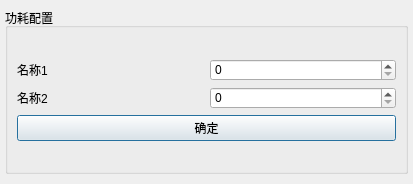
Before: the Qt Designer form models/SwitchPowerConfig/SwitchPowerConfig.ui in Shogpe/bmsTool, drawn with Qt 5.
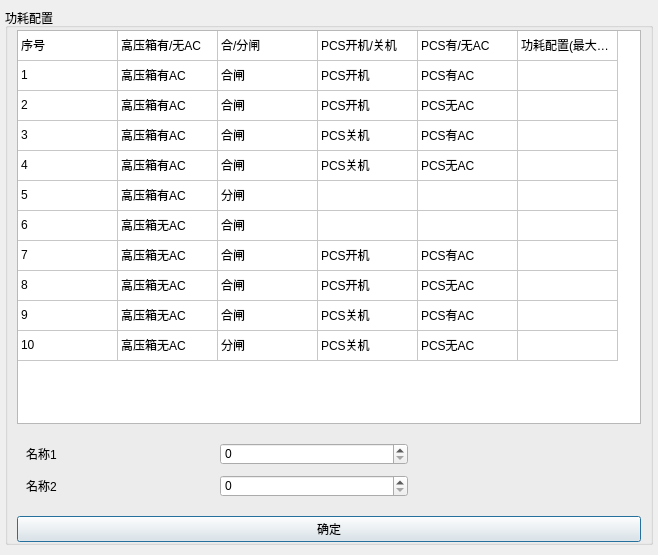
After: the same form once the commit is applied.

```diff
--- a/models/SwitchPowerConfig/SwitchPowerConfig.ui
+++ b/models/SwitchPowerConfig/SwitchPowerConfig.ui
@@ -9,8 +9,8 @@
    <rect>
     <x>0</x>
     <y>0</y>
-    <width>413</width>
-    <height>184</height>
+    <width>658</width>
+    <height>555</height>
    </rect>
   </property>
   <property name="sizePolicy">
@@ -109,6 +109,384 @@
             <number>9</number>
            </property>
            <item>
+            <widget class="QTableWidget" name="tableWidget">
+             <property name="rowCount">
+              <number>11</number>
+             </property>
+             <property name="columnCount">
+              <number>6</number>
+             </property>
+             <attribute name="horizontalHeaderVisible">
+              <bool>false</bool>
+             </attribute>
+             <attribute name="verticalHeaderVisible">
+              <bool>false</bool>
+             </attribute>
+             <row/>
+             <row/>
+             <row/>
+             <row/>
+             <row/>
+             <row/>
+             <row/>
+             <row/>
+             <row/>
+             <row/>
+             <row/>
+             <column/>
+             <column/>
+             <column/>
+             <column/>
+             <column/>
+             <column/>
+             <item row="0" column="0">
+              <property name="text">
+               <string>序号</string>
+              </property>
+             </item>
+             <item row="0" column="1">
+              <property name="text">
+               <string>高压箱有/无AC</string>
+              </property>
+             </item>
+             <item row="0" column="2">
+              <property name="text">
+               <string>合/分闸</string>
+              </property>
+             </item>
+             <item row="0" column="3">
+              <property name="text">
+               <string>PCS开机/关机</string>
+              </property>
+             </item>
+             <item row="0" column="4">
+              <property name="text">
+               <string>PCS有/无AC</string>
+              </property>
+             </item>
+             <item row="0" column="5">
+              <property name="text">
+               <string>功耗配置(最大254)</string>
+              </property>
+             </item>
+             <item row="1" column="0">
+              <property name="text">
+               <string>1</string>
+              </property>
+             </item>
+             <item row="1" column="1">
+              <property name="text">
+               <string>高压箱有AC</string>
+              </property>
+             </item>
+             <item row="1" column="2">
+              <property name="text">
+               <string>合闸</string>
+              </property>
+             </item>
+             <item row="1" column="3">
+              <property name="text">
+               <string>PCS开机</string>
+              </property>
+             </item>
+             <item row="1" column="4">
+              <property name="text">
+               <string>PCS有AC</string>
+              </property>
+             </item>
+             <item row="1" column="5">
+              <property name="text">
+               <string/>
+              </property>
+             </item>
+             <item row="2" column="0">
+              <property name="text">
+               <string>2</string>
+              </property>
+             </item>
+             <item row="2" column="1">
+              <property name="text">
+               <string>高压箱有AC</string>
+              </property>
+             </item>
+             <item row="2" column="2">
+              <property name="text">
+               <string>合闸</string>
+              </property>
+             </item>
+             <item row="2" column="3">
+              <property name="text">
+               <string>PCS开机</string>
+              </property>
+             </item>
+             <item row="2" column="4">
+              <property name="text">
+               <string>PCS无AC</string>
+              </property>
+             </item>
+             <item row="2" column="5">
+              <property name="text">
+               <string/>
+              </property>
+             </item>
+             <item row="3" column="0">
+              <property name="text">
+               <string>3</string>
+              </property>
+             </item>
+             <item row="3" column="1">
+              <property name="text">
+               <string>高压箱有AC</string>
+              </property>
+             </item>
+             <item row="3" column="2">
+              <property name="text">
+               <string>合闸</string>
+              </property>
+             </item>
+             <item row="3" column="3">
+              <property name="text">
+               <string>PCS关机</string>
+              </property>
+             </item>
+             <item row="3" column="4">
+              <property name="text">
+               <string>PCS有AC</string>
+              </property>
+             </item>
+             <item row="3" column="5">
+              <property name="text">
+               <string/>
+              </property>
+             </item>
+             <item row="4" column="0">
+              <property name="text">
+               <string>4</string>
+              </property>
+             </item>
+             <item row="4" column="1">
+              <property name="text">
+               <string>高压箱有AC</string>
+              </property>
+             </item>
+             <item row="4" column="2">
+              <property name="text">
+               <string>合闸</string>
+              </property>
+             </item>
+             <item row="4" column="3">
+              <property name="text">
+               <string>PCS关机</string>
+              </property>
+             </item>
+             <item row="4" column="4">
+              <property name="text">
+               <string>PCS无AC</string>
+              </property>
+             </item>
+             <item row="4" column="5">
+              <property name="text">
+               <string/>
+              </property>
+             </item>
+             <item row="5" column="0">
+              <property name="text">
+               <string>5</string>
+              </property>
+             </item>
+             <item row="5" column="1">
+              <property name="text">
+               <string>高压箱有AC</string>
+              </property>
+             </item>
+             <item row="5" column="2">
+              <property name="text">
+               <string>分闸</string>
+              </property>
+             </item>
+             <item row="5" column="3">
+              <property name="text">
+               <string/>
+              </property>
+             </item>
+             <item row="5" column="4">
+              <property name="text">
+               <string/>
+              </property>
+             </item>
+             <item row="5" column="5">
+              <property name="text">
+               <string/>
+              </property>
+             </item>
+             <item row="6" column="0">
+              <property name="text">
+               <string>6</string>
+              </property>
+             </item>
+             <item row="6" column="1">
+              <property name="text">
+               <string>高压箱无AC</string>
+              </property>
+             </item>
+             <item row="6" column="2">
+              <property name="text">
+               <string>合闸</string>
+              </property>
+             </item>
+             <item row="6" column="3">
+              <property name="text">
+               <string/>
+              </property>
+             </item>
+             <item row="6" column="4">
+              <property name="text">
+               <string/>
+              </property>
+             </item>
+             <item row="6" column="5">
+              <property name="text">
+               <string/>
+              </property>
+             </item>
+             <item row="7" column="0">
+              <property name="text">
+               <string>7</string>
+              </property>
+             </item>
+             <item row="7" column="1">
+              <property name="text">
+               <string>高压箱无AC</string>
+              </property>
+             </item>
+             <item row="7" column="2">
+              <property name="text">
+               <string>合闸</string>
+              </property>
+             </item>
+             <item row="7" column="3">
+              <property name="text">
+               <string>PCS开机</string>
+              </property>
+             </item>
+             <item row="7" column="4">
+              <property name="text">
+               <string>PCS有AC</string>
+              </property>
+             </item>
+             <item row="7" column="5">
+              <property name="text">
+               <string/>
+              </property>
+             </item>
+             <item row="8" column="0">
+              <property name="text">
+               <string>8</string>
+              </property>
+             </item>
+             <item row="8" column="1">
+              <property name="text">
+               <string>高压箱无AC</string>
+              </property>
+             </item>
+             <item row="8" column="2">
+              <property name="text">
+               <string>合闸</string>
+              </property>
+             </item>
+             <item row="8" column="3">
+              <property name="text">
+               <string>PCS开机</string>
+              </property>
+             </item>
+             <item row="8" column="4">
+              <property name="text">
+               <string>PCS无AC</string>
+              </property>
+             </item>
+             <item row="8" column="5">
+              <property name="text">
+               <string/>
+              </property>
+             </item>
+             <item row="9" column="0">
+              <property name="text">
+               <string>9</string>
+              </property>
+             </item>
+             <item row="9" column="1">
+              <property name="text">
+               <string>高压箱无AC</string>
+              </property>
+             </item>
+             <item row="9" column="2">
+              <property name="text">
+               <string>合闸</string>
+              </property>
+             </item>
+             <item row="9" column="3">
+              <property name="text">
+               <string>PCS关机</string>
+              </property>
+             </item>
+             <item row="9" column="4">
+              <property name="text">
+               <string>PCS有AC</string>
+              </property>
+             </item>
+             <item row="9" column="5">
+              <property name="text">
+               <string/>
+              </property>
+             </item>
+             <item row="10" column="0">
+              <property name="text">
+               <string>10</string>
+              </property>
+             </item>
+             <item row="10" column="1">
+              <property name="text">
+               <string>高压箱无AC</string>
+              </property>
+             </item>
+             <item row="10" column="2">
+              <property name="text">
+               <string>分闸</string>
+              </property>
+             </item>
+             <item row="10" column="3">
+              <property name="text">
+               <string>PCS关机</string>
+              </property>
+             </item>
+             <item row="10" column="4">
+              <property name="text">
+               <string>PCS无AC</string>
+              </property>
+             </item>
+             <item row="10" column="5">
+              <property name="text">
+               <string/>
+              </property>
+             </item>
+            </widget>
+           </item>
+           <item>
+            <widget class="QWidget" name="widget" native="true">
+             <property name="minimumSize">
+              <size>
+               <width>400</width>
+               <height>80</height>
+              </size>
+             </property>
+             <property name="maximumSize">
+              <size>
+               <width>400</width>
+               <height>100</height>
+              </size>
+             </property>
+             <layout class="QVBoxLayout" name="verticalLayout_2">
+              <item>
             <layout class="QHBoxLayout" name="horizontalLayout_4">
              <item>
               <widget class="QLabel" name="lable_name1">
@@ -170,6 +548,9 @@
               </widget>
              </item>
             </layout>
+              </item>
+             </layout>
+            </widget>
            </item>
            <item>
             <layout class="QHBoxLayout" name="horizontalLayout_7">
```
Lines whose indentation alone changed are shown as unchanged.
